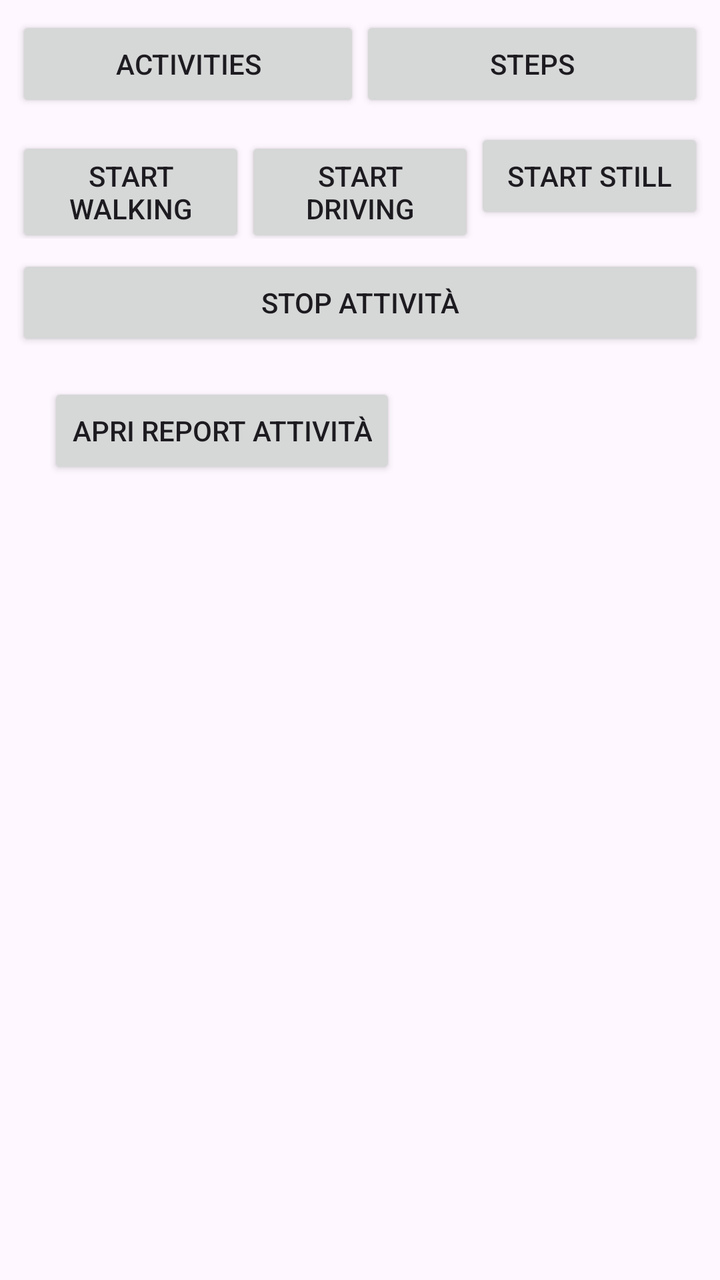
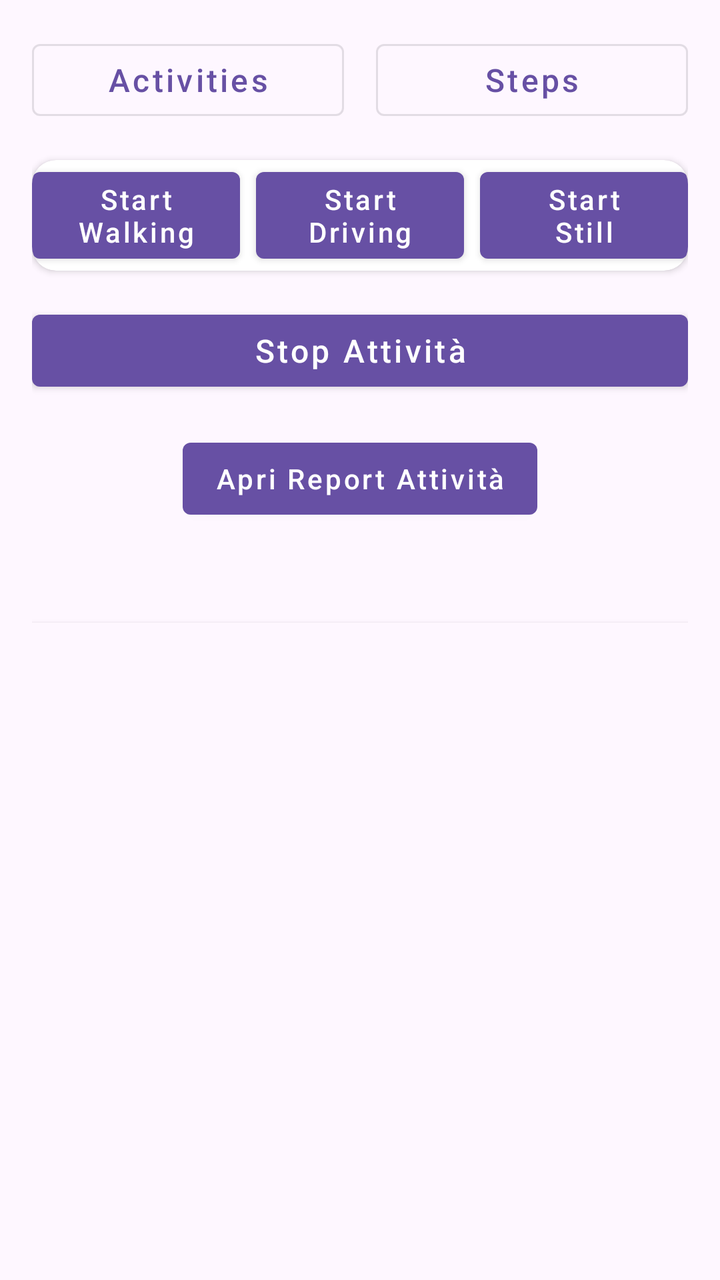

An Android layout rendered at two revisions. The XML below is the earlier revision; the diff shows what the commit changed to produce the second picture.
<!-- AndroidManifest.xml: activity theme Theme.PersonalPhysicalTrackerApp -->
<!-- res/layout/activity_main.xml -->
<?xml version="1.0" encoding="utf-8"?>
<LinearLayout
    xmlns:android="http://schemas.android.com/apk/res/android"
    android:layout_width="match_parent"
    android:layout_height="match_parent"
    android:orientation="vertical"
    android:padding="8dp">

    
    <LinearLayout
        android:layout_width="match_parent"
        android:layout_height="wrap_content"
        android:orientation="horizontal">

        <Button
            android:id="@+id/btnDashboard"
            android:layout_width="0dp"
            android:layout_weight="1"
            android:layout_height="wrap_content"
            android:text="Activities" />

        <Button
            android:id="@+id/btnFirst"
            android:layout_width="0dp"
            android:layout_weight="1"
            android:layout_height="wrap_content"
            android:text="Steps" />
    </LinearLayout>

    
    <LinearLayout
        android:layout_width="match_parent"
        android:layout_height="wrap_content"
        android:orientation="horizontal"
        android:layout_marginTop="8dp">

        <Button
            android:id="@+id/btnStartWalking"
            android:layout_width="0dp"
            android:layout_weight="1"
            android:layout_height="wrap_content"
            android:text="Start Walking" />

        <Button
            android:id="@+id/btnStartDriving"
            android:layout_width="0dp"
            android:layout_weight="1"
            android:layout_height="wrap_content"
            android:text="Start Driving" />

        <Button
            android:id="@+id/btnStartStill"
            android:layout_width="0dp"
            android:layout_weight="1"
            android:layout_height="wrap_content"
            android:text="Start Still" />


    </LinearLayout>

    
    <Button
        android:id="@+id/btnStopActivity"
        android:layout_width="match_parent"
        android:layout_height="wrap_content"
        android:layout_marginTop="8dp"
        android:text="Stop Attività" />

    <Button
        android:id="@+id/openReportBtn"
        android:layout_width="wrap_content"
        android:layout_height="wrap_content"
        android:text="Apri Report Attività"
        android:layout_margin="16dp" />


    
    <FrameLayout
        android:id="@+id/fragment_container"
        android:layout_width="match_parent"
        android:layout_height="0dp"
        android:layout_weight="1"
        android:layout_marginTop="8dp" />

</LinearLayout>
<!-- resources referenced by this layout -->
<resources>
  <style name="Theme.PersonalPhysicalTrackerApp" parent="Base.Theme.PersonalPhysicalTrackerApp" />
  <style name="Base.Theme.PersonalPhysicalTrackerApp" parent="Theme.Material3.DayNight.NoActionBar">
          
          
      </style>
</resources>

<!-- the commit's change to res/layout/activity_main.xml (unified diff, before → after) -->
@@ -1,78 +1,117 @@
 <?xml version="1.0" encoding="utf-8"?>
 <LinearLayout
     xmlns:android="http://schemas.android.com/apk/res/android"
+    xmlns:app="http://schemas.android.com/apk/res-auto"
     android:layout_width="match_parent"
     android:layout_height="match_parent"
     android:orientation="vertical"
-    android:padding="8dp">
+    android:padding="16dp"
+    android:background="?attr/colorSurface"
+    android:paddingTop="40dp"
+    android:layout_marginTop="32dp">
 
-    
-    <LinearLayout
-        android:layout_width="match_parent"
-        android:layout_height="wrap_content"
-        android:orientation="horizontal">
-
-        <Button
-            android:id="@+id/btnDashboard"
-            android:layout_width="0dp"
-            android:layout_weight="1"
-            android:layout_height="wrap_content"
-            android:text="Activities" />
-
-        <Button
-            android:id="@+id/btnFirst"
-            android:layout_width="0dp"
-            android:layout_weight="1"
-            android:layout_height="wrap_content"
-            android:text="Steps" />
-    </LinearLayout>
 
     
     <LinearLayout
         android:layout_width="match_parent"
         android:layout_height="wrap_content"
         android:orientation="horizontal"
-        android:layout_marginTop="8dp">
+        android:gravity="center"
+        android:layout_marginBottom="16dp">
 
-        <Button
-            android:id="@+id/btnStartWalking"
+        <com.google.android.material.button.MaterialButton
+            android:id="@+id/btnDashboard"
+            style="@style/Widget.MaterialComponents.Button.OutlinedButton"
             android:layout_width="0dp"
             android:layout_weight="1"
             android:layout_height="wrap_content"
-            android:text="Start Walking" />
+            android:text="Activities"
+            android:textAllCaps="false"
+            android:textSize="16sp"
+            android:layout_marginEnd="8dp"/>
 
-        <Button
-            android:id="@+id/btnStartDriving"
+        <com.google.android.material.button.MaterialButton
+            android:id="@+id/btnFirst"
+            style="@style/Widget.MaterialComponents.Button.OutlinedButton"
             android:layout_width="0dp"
             android:layout_weight="1"
             android:layout_height="wrap_content"
-            android:text="Start Driving" />
-
-        <Button
-            android:id="@+id/btnStartStill"
-            android:layout_width="0dp"
-            android:layout_weight="1"
-            android:layout_height="wrap_content"
-            android:text="Start Still" />
-
-
+            android:text="Steps"
+            android:textAllCaps="false"
+            android:textSize="16sp"
+            android:layout_marginStart="8dp"/>
     </LinearLayout>
 
     
-    <Button
+    <androidx.cardview.widget.CardView
+        android:layout_width="match_parent"
+        android:layout_height="wrap_content"
+        android:elevation="4dp"
+        android:layout_marginBottom="16dp"
+        app:cardCornerRadius="12dp"
+        android:padding="12dp">
+
+        <LinearLayout
+            android:layout_width="match_parent"
+            android:layout_height="wrap_content"
+            android:orientation="horizontal"
+            android:gravity="center">
+
+            <com.google.android.material.button.MaterialButton
+                android:id="@+id/btnStartWalking"
+                android:layout_width="0dp"
+                android:layout_weight="1"
+                android:layout_height="wrap_content"
+                android:text="Start Walking"
+                android:textAllCaps="false"
+                android:layout_marginEnd="8dp"
+                style="@style/Widget.MaterialComponents.Button"/>
+
+            <com.google.android.material.button.MaterialButton
+                android:id="@+id/btnStartDriving"
+                android:layout_width="0dp"
+                android:layout_weight="1"
+                android:layout_height="wrap_content"
+                android:text="Start
+                Driving"
+                android:textAllCaps="false"
+                android:layout_marginEnd="8dp"
+                style="@style/Widget.MaterialComponents.Button"/>
+
+            <com.google.android.material.button.MaterialButton
+                android:id="@+id/btnStartStill"
+                android:layout_width="0dp"
+                android:layout_weight="1"
+                android:layout_height="wrap_content"
+                android:text="Start
+                Still"
+                android:textAllCaps="false"
+                style="@style/Widget.MaterialComponents.Button"/>
+
+        </LinearLayout>
+    </androidx.cardview.widget.CardView>
+
+    
+    <com.google.android.material.button.MaterialButton
         android:id="@+id/btnStopActivity"
         android:layout_width="match_parent"
         android:layout_height="wrap_content"
-        android:layout_marginTop="8dp"
-        android:text="Stop Attività" />
+        android:text="Stop Attività"
+        android:textAllCaps="false"
+        android:textSize="16sp"
+        android:layout_marginBottom="16dp"
+        style="@style/Widget.MaterialComponents.Button"/>
 
-    <Button
+    
+    <com.google.android.material.button.MaterialButton
         android:id="@+id/openReportBtn"
         android:layout_width="wrap_content"
         android:layout_height="wrap_content"
         android:text="Apri Report Attività"
-        android:layout_margin="16dp" />
-
+        android:textAllCaps="false"
+        android:layout_gravity="center"
+        android:layout_marginBottom="16dp"
+        style="@style/Widget.MaterialComponents.Button"/>
 
     
     <FrameLayout
@@ -80,6 +119,10 @@
         android:layout_width="match_parent"
         android:layout_height="0dp"
         android:layout_weight="1"
-        android:layout_marginTop="8dp" />
+        android:background="?attr/colorSurface"
+        android:layout_marginTop="32dp"
+        android:padding="8dp"
+        android:elevation="2dp"
+        app:cardCornerRadius="8dp" />
 
 </LinearLayout>
